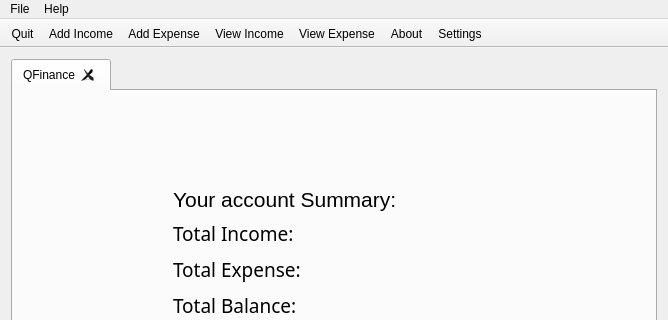
The window that mainwindow.ui (m-muhsin/QFinance) describes before a commit, drawn with Qt 5; both pictures show x 0 to 668 and y 0 to 320 of the 668 by 482 pixel window.
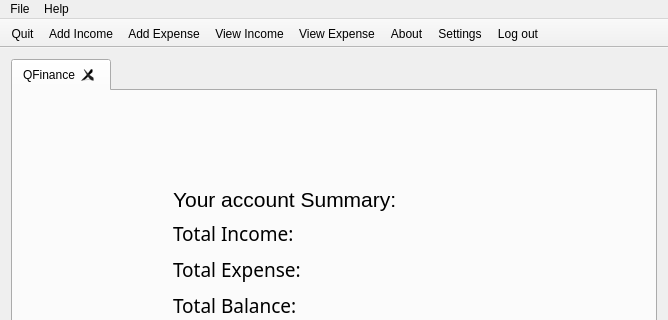
The same window after the commit.

```diff
--- a/mainwindow.ui
+++ b/mainwindow.ui
@@ -287,6 +287,7 @@
    <addaction name="actionView_Expense"/>
    <addaction name="actionAbout"/>
    <addaction name="actionSettings"/>
+   <addaction name="actionLog_out"/>
   </widget>
   <widget class="QStatusBar" name="statusBar"/>
   <action name="actionQuit">
@@ -356,6 +357,11 @@
     <string>Change Settins</string>
    </property>
   </action>
+  <action name="actionLog_out">
+   <property name="text">
+    <string>Log out</string>
+   </property>
+  </action>
  </widget>
  <layoutdefault spacing="6" margin="11"/>
  <resources/>
```
